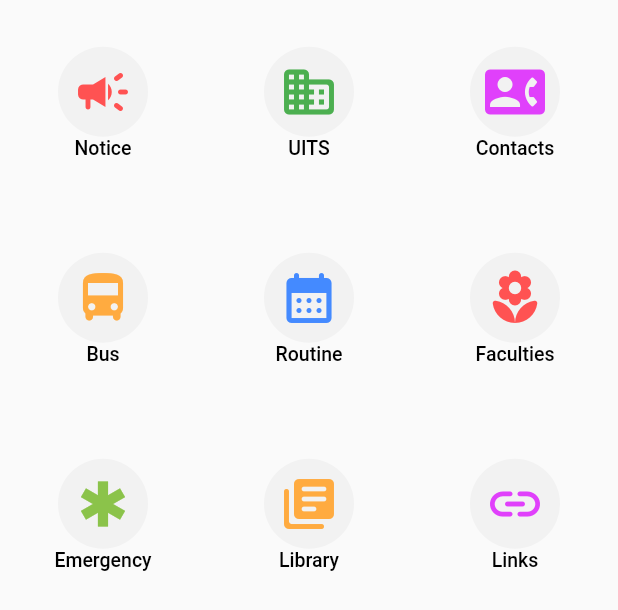
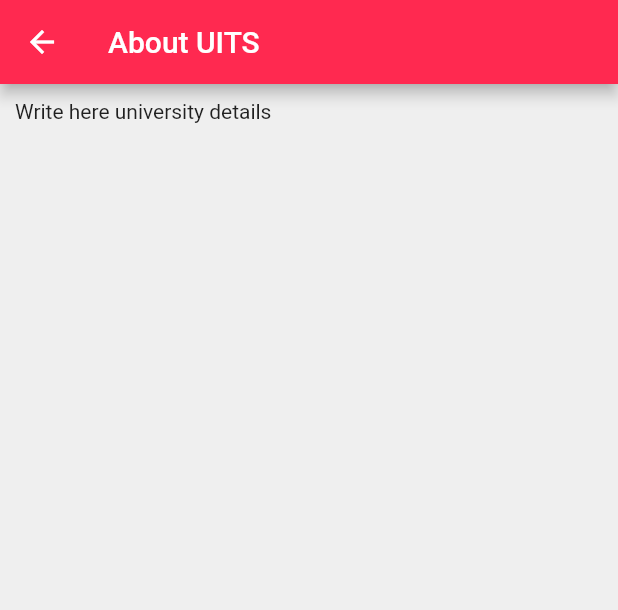
Before and after one commit to sagordev/learning-space, a Flutter app: the InfoBooth widget shown alone on an empty page, opened directly, after a tap on "UITS", on a phone screen of 412 x 824 dp. Shown: the top 610 px of the screen. Run offline on Flutter 3.47's test engine with Material 2 defaults, Android fonts, the phone set to English and light mode, and no system bars.

Commit message:
UITS Page Added

```diff
--- a/lib/main.dart
+++ b/lib/main.dart
@@ -19,6 +19,7 @@ class MyApp extends StatelessWidget {
       title: 'Learning Space',
       debugShowCheckedModeBanner: false,
       theme: ThemeData(
+        scaffoldBackgroundColor: const Color(0xFFEFEFEF),
         primaryColor: const Color(0xffff2950),
         appBarTheme: AppBarTheme(
           backgroundColor: const Color(0xffff2950)
--- /dev/null
+++ b/lib/views/app/dashboard/tabs/infoBooth/details/uits.dart
@@ -0,0 +1,24 @@
+import 'package:flutter/material.dart';
+
+class Uits extends StatefulWidget{
+  const Uits({super.key, required this.title});
+  final String title;
+  @override
+  State<StatefulWidget> createState() => _Uits();
+}
+
+class _Uits extends State<Uits>{
+  @override
+  Widget build(BuildContext context) {
+    return Scaffold(
+      appBar: AppBar(
+        title: Text(widget.title),
+      ),
+      body: Container(
+        padding: EdgeInsets.all(10),
+        child: Text("Write here university details")
+      )
+    );
+  }
+
+}
--- a/lib/views/app/dashboard/tabs/infoBooth/info_booth.dart
+++ b/lib/views/app/dashboard/tabs/infoBooth/info_booth.dart
@@ -1,4 +1,5 @@
 import 'package:flutter/material.dart';
+import 'package:learning_space/views/app/dashboard/tabs/infoBooth/details/uits.dart';
 
 class InfoBooth extends StatelessWidget{
   const InfoBooth({super.key});
@@ -20,7 +21,9 @@ class InfoBooth extends StatelessWidget{
           icon: Icons.domain_rounded,
           text: "UITS",
           color: Colors.green,
-          onPressed: (){}
+          onPressed: (){
+            Navigator.of(context).push(MaterialPageRoute(builder: (context) => const Uits(title: "About UITS")));
+          }
         ),
         getIconButton(
             icon: Icons.contact_phone_rounded,
```
